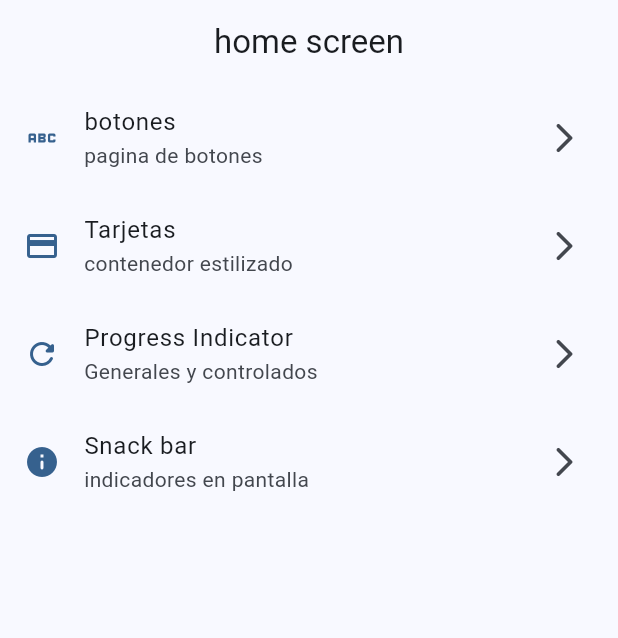
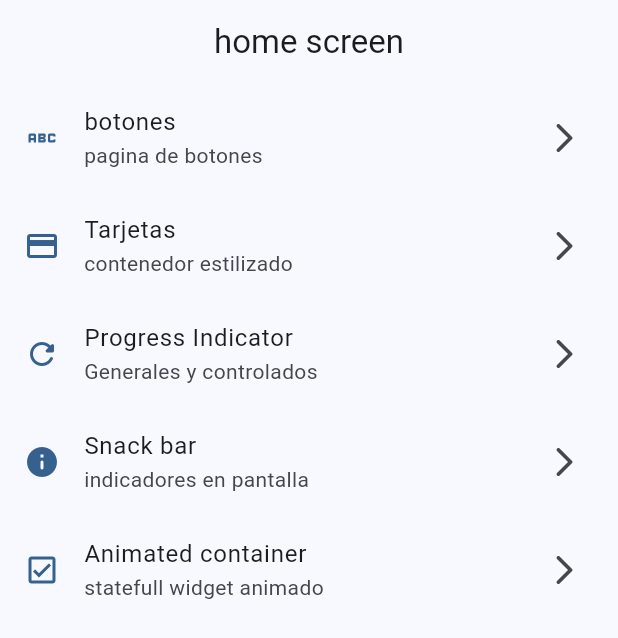
Before and after one commit to jovannyCG/widgets_app, a Flutter app: the screen it shows after launch, on a phone screen of 412 x 824 dp. Shown: the top 638 px of the screen. Run offline on Flutter 3.47's test engine with Material 2 defaults, Android fonts, the phone set to English and light mode, and no system bars; our stand-ins replace go_router.

Commit message:
pantalla de animated container añadida

```diff
--- a/lib/config/menu/menu_itesms.dart
+++ b/lib/config/menu/menu_itesms.dart
@@ -11,23 +11,19 @@ class MenuItem {
       required this.subTitle,
       required this.link,
       required this.icon});
-
 }
 
 const appMenuItems = <MenuItem>[
-
   MenuItem(
       title: 'botones',
       subTitle: 'pagina de botones',
       link: '/buttons',
       icon: Icons.abc),
-
   MenuItem(
       title: 'Tarjetas',
       subTitle: 'contenedor estilizado',
       link: '/cards',
       icon: Icons.credit_card),
-
   MenuItem(
       title: 'Progress Indicator',
       subTitle: 'Generales y controlados',
@@ -38,6 +34,9 @@ MenuItem(
       subTitle: 'indicadores en pantalla',
       link: '/snackbar',
       icon: Icons.info_rounded),
-
-
+  MenuItem(
+      title: 'Animated container',
+      subTitle: 'statefull widget animado',
+      link: '/container',
+      icon: Icons.check_box_outlined),
 ];
--- a/lib/config/router/app_router.dart
+++ b/lib/config/router/app_router.dart
@@ -1,8 +1,5 @@
-
-
 import 'package:go_router/go_router.dart';
 import 'package:widgets_app/presentation/screens/screen.dart';
-
 
 // configuración de go_ router
 final appRouter = GoRouter(
@@ -13,28 +10,30 @@ final appRouter = GoRouter(
       path: '/',
       builder: (context, state) => const HomeScreen(),
     ),
-
     GoRoute(
       name: ButtonsScreen.name,
       path: '/buttons',
       builder: (context, state) => const ButtonsScreen(),
     ),
-
     GoRoute(
       name: CardsScreen.name,
       path: '/cards',
       builder: (context, state) => const CardsScreen(),
     ),
-
     GoRoute(
       name: ProgressPage.name,
       path: '/progress',
       builder: (context, state) => const ProgressPage(),
     ),
-     GoRoute(
+    GoRoute(
       name: SnackBarPage.name,
       path: '/snackbar',
       builder: (context, state) => const SnackBarPage(),
     ),
+    GoRoute(
+      name: AnimatedPage.name,
+      path: '/container',
+      builder: (context, state) => const AnimatedPage(),
+    ),
   ],
 );
```
Also changed, not shown: lib/presentation/screens/animated/animated_screen.dart (+18 -2 lines). Lines whose indentation alone changed are shown as unchanged.
